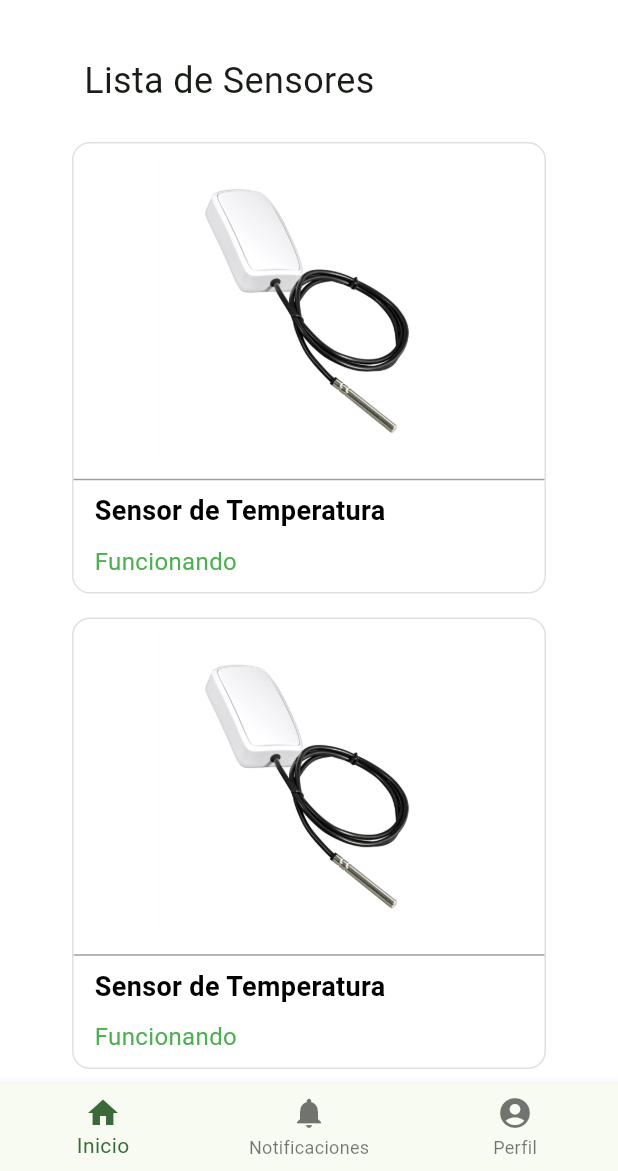
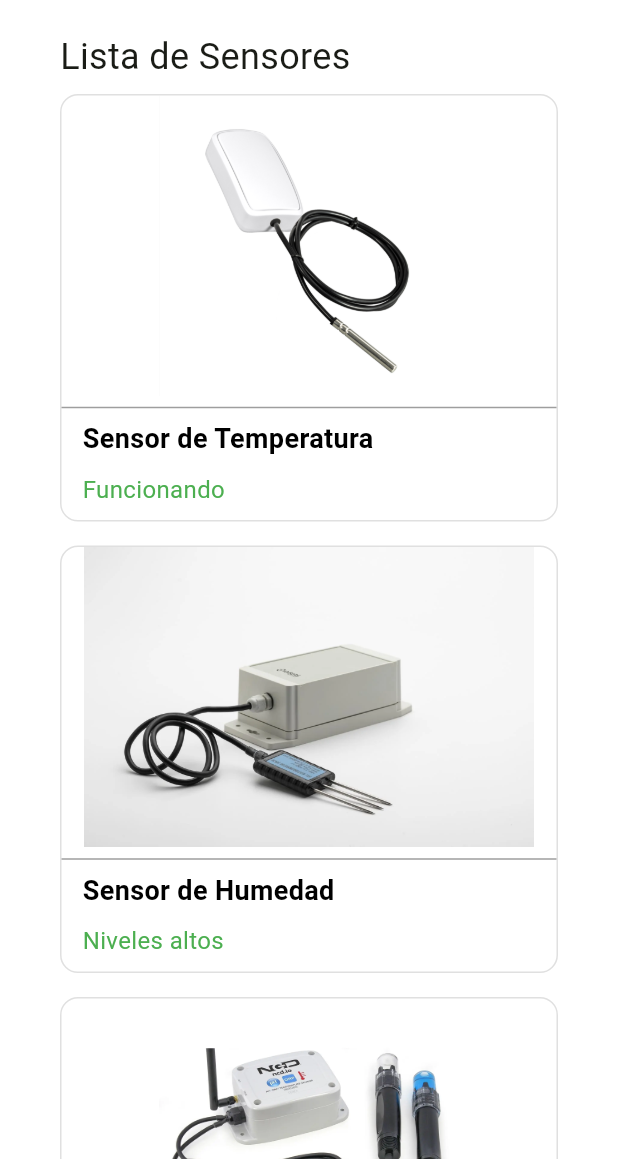
Before and after one commit to GrowEasy-IOT-WX71/groweasy-flutter-app, a Flutter app: the screen it shows after launch, after a tap on "Iniciar Sesión", on a phone screen of 412 x 824 dp, the part 65-1236 px from its top. Run offline on Flutter 3.47's test engine with Material 3 defaults, Android fonts, the phone set to English and light mode, and no system bars.

Commit message:
feat(configuration): added screen to configure a sensor.

```diff
--- a/lib/main.dart
+++ b/lib/main.dart
@@ -14,7 +14,7 @@ class MyApp extends StatelessWidget {
     return MaterialApp(
       title: 'Flutter Demo',
       theme: ThemeData(
-        colorScheme: ColorScheme.fromSeed(seedColor: Colors.green),
+        colorScheme: ColorScheme.fromSeed(seedColor: Colors.lightGreenAccent),
         useMaterial3: true,
       ),
       home: const InitialScreen(),
--- a/lib/screens/home_screen.dart
+++ b/lib/screens/home_screen.dart
@@ -1,8 +1,18 @@
 import 'package:flutter/material.dart';
+import 'package:grow_easy_mobile_application/screens/sensor_configuration_screen.dart';
+import 'package:grow_easy_mobile_application/widgets/navigation_bar_custom.dart';
 import 'package:grow_easy_mobile_application/widgets/sensor_widget.dart';
 
+// Simulación de datos que podrías obtener de una API
+List<Map<String, String>> sensores = [
+  {'name': 'Sensor de Temperatura', 'status': 'Funcionando', 'type': 'temperatura'},
+  {'name': 'Sensor de Humedad', 'status': 'Niveles altos', 'type': 'humedad'},
+  {'name': 'Sensor de PH', 'status': 'Desconectado', 'type': 'ph'},
+  {'name': 'Sensor de Temperatura', 'status': 'Funcionando', 'type': 'temperatura'},
+  {'name': 'Sensor de Humedad', 'status': 'Niveles bajos', 'type': 'humedad'},
+];
+
 class HomeScreen extends StatefulWidget {
-  // Variable que controla la cantidad de widgets a renderizar
   const HomeScreen({super.key});
 
   @override
@@ -10,14 +20,33 @@ class HomeScreen extends StatefulWidget {
 }
 
 class _HomeScreenState extends State<HomeScreen> {
-  final int cantidadDeWidgets = 5;
+  // En un futuro, estos datos vendrían de una API
+  late List<Map<String, String>> sensorData;
+
+  @override
+  void initState() {
+    super.initState();
+    // Aquí simulas la asignación de datos desde una API
+    sensorData = sensores;
+  }
+
+  // Función para determinar la imagen correcta según el tipo de sensor
+  String _getImagePath(String sensorType) {
+    switch (sensorType) {
+      case 'temperatura':
+        return 'assets/images/sensor_temperatura.png';
+      case 'humedad':
+        return 'assets/images/sensor_humedad.webp';
+      case 'ph':
+        return 'assets/images/sensor_ph.webp';
+      default:
+        return 'assets/images/default_sensor.png'; // Imagen por defecto si no se reconoce el tipo
+    }
+  }
 
   @override
   Widget build(BuildContext context) {
     return Scaffold(
-
-
-      //appbar
       appBar: AppBar(
         title: const Text(
           'GrowEasy',
@@ -29,57 +58,45 @@ class _HomeScreenState extends State<HomeScreen> {
         ),
         backgroundColor: Colors.white,
       ),
-
       backgroundColor: Colors.white,
-
-
       body: Padding(
         padding: const EdgeInsets.symmetric(horizontal: 40, vertical: 8),
         child: Column(
           crossAxisAlignment: CrossAxisAlignment.start,
-
           children: [
-            // Título agregado antes de los widgets dinámicos
-            Padding(
-              padding: const EdgeInsets.all(16.0),
-              child: Text(
-                'Lista de Sensores',
-                style: TextStyle(
-                  fontSize: 24,
-                ),
+            const Text(
+              'Lista de Sensores',
+              style: TextStyle(
+                fontSize: 24,
               ),
             ),
             Expanded(
               child: ListView.builder(
-                itemCount: cantidadDeWidgets,
-                // Controla la cantidad de widgets a mostrar
+                itemCount: sensorData.length,
                 itemBuilder: (context, index) {
-                  return SensorWidget(
-                      title: 'Sensor de Temperatura',
-                      status: 'Funcionando',
-                      imagePath: 'assets/images/sensor_temperatura.png');
+                  var sensor = sensorData[index];
+                  return GestureDetector(
+                    onTap: () {
+                      Navigator.push(
+                        context,
+                        MaterialPageRoute(
+                          builder: (context) => SensorConfigurationScreen(
+                            sensorName: sensor['name'] ?? 'Sensor Desconocido',
+                          ),
+                        ),
+                      );
+                    },
+                    child: SensorWidget(
+                      title: sensor['name'] ?? 'Sensor Desconocido',
+                      status: sensor['status'] ?? 'Estado Desconocido',
+                      imagePath: _getImagePath(sensor['type'] ?? 'default'),
+                    ),
+                  );
                 },
               ),
-            ),
+            )
           ],
         ),
-      ),
-
-      bottomNavigationBar: BottomNavigationBar(
-        items: const <BottomNavigationBarItem>[
-          BottomNavigationBarItem(
-            icon: Icon(Icons.home),
-            label: 'Inicio',
-          ),
-          BottomNavigationBarItem(
-            icon: Icon(Icons.notifications),
-            label: 'Notificaciones',
-          ),
-          BottomNavigationBarItem(
-            icon: Icon(Icons.account_circle),
-            label: 'Perfil',
-          ),
-        ],
       ),
     );
   }
--- a/lib/screens/login_screen.dart
+++ b/lib/screens/login_screen.dart
@@ -11,7 +11,7 @@ class LoginScreen extends StatelessWidget {
     return Scaffold(
       backgroundColor: Colors.white,
       body: Padding(
-        padding: const EdgeInsets.all(90),
+        padding: const EdgeInsets.all(40),
         child: Center(
           child: SingleChildScrollView(
             child: Column(
@@ -26,7 +26,7 @@ class LoginScreen extends StatelessWidget {
                 const Text(
                   'Iniciar Sesión',
                   style: TextStyle(
-                    fontSize: 40,
+                    fontSize: 30,
                     fontWeight: FontWeight.bold,
                   ),
                 ),
@@ -104,7 +104,6 @@ class LoginScreen extends StatelessWidget {
                         horizontal: 50, vertical: 15),
                     textStyle: const TextStyle(
                       fontSize: 18,
-                      fontWeight: FontWeight.bold,
                     ),
                   ),
                   child: const Text('Iniciar Sesión'),
--- a/lib/widgets/sensor_widget.dart
+++ b/lib/widgets/sensor_widget.dart
@@ -14,9 +14,8 @@ class SensorWidget extends StatelessWidget {
   @override
   Widget build(BuildContext context) {
     return Padding(
-      padding: const EdgeInsets.all(8.0),
+      padding: const EdgeInsets.symmetric(horizontal: 0, vertical: 8),
       child: Container(
-        width: 250, // Ancho del widget
         decoration: BoxDecoration(
           borderRadius: BorderRadius.circular(12),
           border: Border.all(color: Colors.grey.shade300),
@@ -26,16 +25,13 @@ class SensorWidget extends StatelessWidget {
           crossAxisAlignment: CrossAxisAlignment.start, // Alinear textos a la izquierda
           children: [
             // Imagen del sensor, con tamaño más grande
-            Padding(
-              padding: const EdgeInsets.all(8.0),
-              child: Image.asset(
-                height: 200,
-                imagePath, // Aumentar tamaño de la imagen
-                width: double.infinity, // Ocupar todo el ancho disponible
-                fit: BoxFit.contain, // Ajustar la imagen para que no pierda proporción
-              ),
+            Image.asset(
+              height: 200,
+              imagePath, // Aumentar tamaño de la imagen
+              width: double.infinity, // Ocupar todo el ancho disponible
+              fit: BoxFit.contain, // Ajustar la imagen para que no pierda proporción
             ),
-            Divider(color: Colors.grey), // Línea divisoria
+            const Divider(color: Colors.grey), // Línea divisoria
             // Título del sensor
             Padding(
               padding: const EdgeInsets.symmetric(horizontal: 14.0),
```
Also changed, not shown: lib/screens/notification_screen.dart (added, +20 -0 lines), lib/screens/sensor_configuration_screen.dart (added, +117 -0 lines), lib/screens/signup_screen.dart (+6 -5 lines), lib/screens/subscriptions_screen.dart (+67 -7 lines), lib/widgets/navigation_bar_custom.dart (added, +53 -0 lines), lib/widgets/notification_card.dart (added, +66 -0 lines), lib/widgets/subscription_card_widget.dart (+17 -11 lines).
